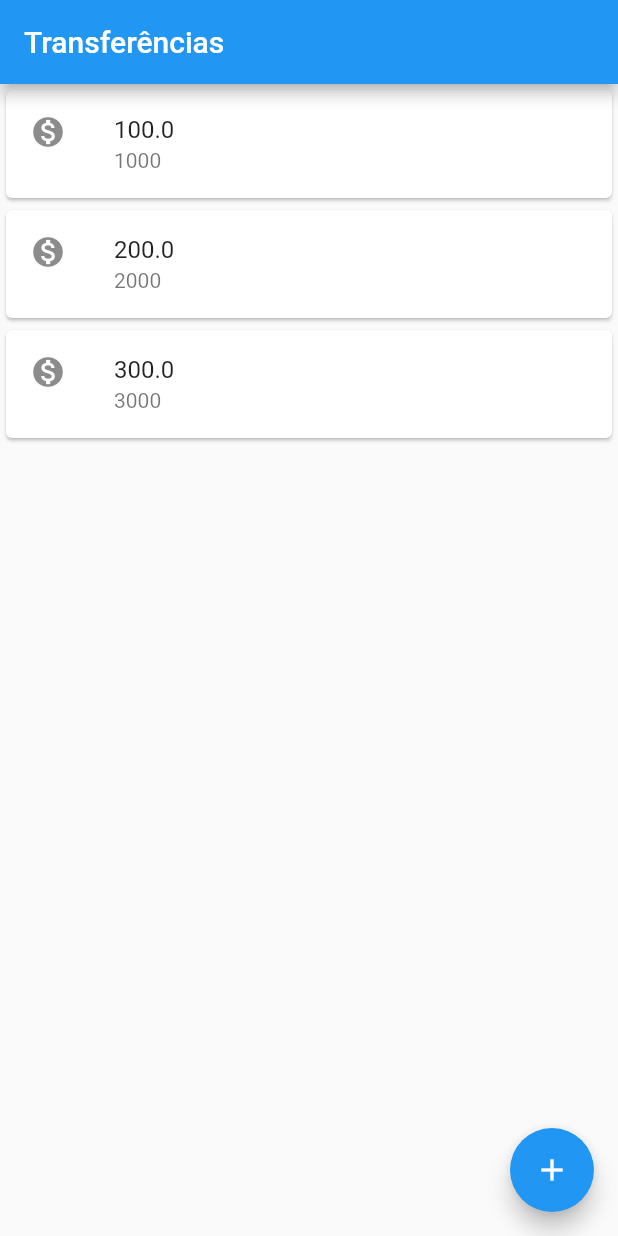
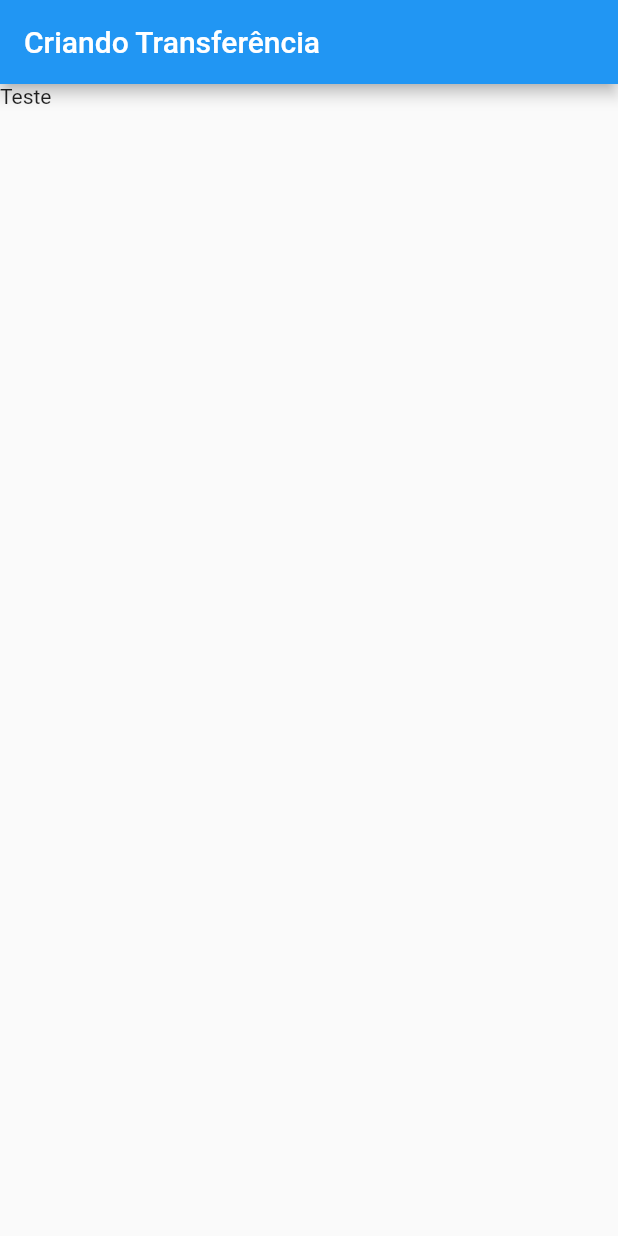
Before and after one commit to cauereple/bytebank, a Flutter app: the screen it shows after launch, on a phone screen of 412 x 824 dp. Run offline on Flutter 3.47's test engine with Material 2 defaults, Android fonts, the phone set to English and light mode, and no system bars.

Commit message:
Criando novas classese usando Hot Reload

```diff
--- a/lib/main.dart
+++ b/lib/main.dart
@@ -1,32 +1,46 @@
 import 'package:flutter/material.dart';
 
 void main() {
-  runApp(
-    MaterialApp(
+  runApp(BytebankApp());
+}
+
+class BytebankApp extends StatelessWidget {
+  @override
+  Widget build(BuildContext context) {
+    return MaterialApp(
       home: Scaffold(
-        body: ListaTransferencias(),
-        appBar: AppBar(
-          title: Text(
-            ('Transferências'),
-          ),
-        ),
-        floatingActionButton: FloatingActionButton(
-          child: Icon(Icons.add),
-        ),
-      ),
+        body: FormularioTransferencia(),
       ),
     );
+  }
+}
+
+class FormularioTransferencia extends StatelessWidget {
+  @override
+  Widget build(BuildContext context) {
+    return Scaffold(
+        appBar: AppBar(title: Text('Criando Transferência'),),
+        body: Text('Teste'));
+  }
 }
 
 class ListaTransferencias extends StatelessWidget {
   @override
   Widget build(BuildContext context) {
-    return Column(
+    return Scaffold(
+      appBar: AppBar(
+        title: Text('Transferências'),
+      ),
+      body: Column(
         children: <Widget>[
           ItemTransferencia(Transferencia(100.0, 1000)),
           ItemTransferencia(Transferencia(200.0, 2000)),
           ItemTransferencia(Transferencia(300.0, 3000)),
         ],
+      ),
+      floatingActionButton: FloatingActionButton(
+        child: Icon(Icons.add),
+      ),
     );
   }
 }
```
Lines whose indentation alone changed are shown as unchanged.
